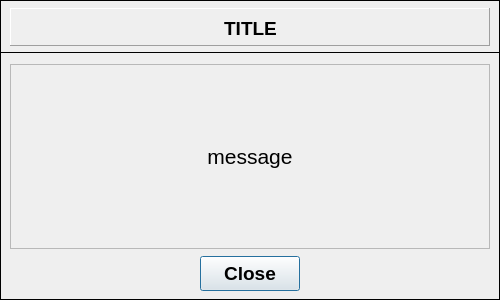
This is pulse/uix/user_input/ui/printMessages.ui in open-pulse/OpenPulse as Qt 5 draws it before an edit. The edited form follows.
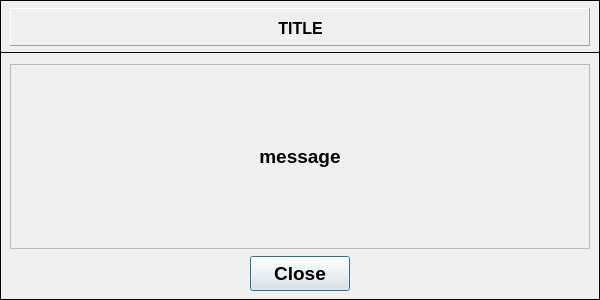
This is the edited form.

The edit to the form file:
```diff
--- a/pulse/uix/user_input/ui/printMessages.ui
+++ b/pulse/uix/user_input/ui/printMessages.ui
@@ -6,19 +6,19 @@
    <rect>
     <x>0</x>
     <y>0</y>
-    <width>500</width>
+    <width>600</width>
     <height>300</height>
    </rect>
   </property>
   <property name="minimumSize">
    <size>
-    <width>421</width>
+    <width>600</width>
     <height>300</height>
    </size>
   </property>
   <property name="maximumSize">
    <size>
-    <width>500</width>
+    <width>600</width>
     <height>300</height>
    </size>
   </property>
@@ -30,19 +30,19 @@
     <rect>
      <x>0</x>
      <y>52</y>
-     <width>500</width>
+     <width>600</width>
      <height>248</height>
     </rect>
    </property>
    <property name="minimumSize">
     <size>
-     <width>500</width>
+     <width>600</width>
      <height>248</height>
     </size>
    </property>
    <property name="maximumSize">
     <size>
-     <width>500</width>
+     <width>600</width>
      <height>248</height>
     </size>
    </property>
@@ -57,29 +57,29 @@
      <rect>
       <x>10</x>
       <y>12</y>
-      <width>480</width>
+      <width>580</width>
       <height>185</height>
      </rect>
     </property>
     <property name="minimumSize">
      <size>
-      <width>480</width>
+      <width>580</width>
       <height>185</height>
      </size>
     </property>
     <property name="maximumSize">
      <size>
-      <width>480</width>
+      <width>580</width>
       <height>185</height>
      </size>
     </property>
     <property name="font">
      <font>
       <family>Arial</family>
-      <pointsize>14</pointsize>
-      <weight>50</weight>
+      <pointsize>13</pointsize>
+      <weight>75</weight>
       <italic>false</italic>
-      <bold>false</bold>
+      <bold>true</bold>
      </font>
     </property>
     <property name="frameShape">
@@ -89,7 +89,7 @@
      <enum>QFrame::Sunken</enum>
     </property>
     <property name="text">
-     <string>&lt;html&gt;&lt;head/&gt;&lt;body&gt;&lt;p align=&quot;center&quot;&gt;&lt;span style=&quot; font-size:16pt;&quot;&gt;message&lt;/span&gt;&lt;/p&gt;&lt;/body&gt;&lt;/html&gt;</string>
+     <string>&lt;html&gt;&lt;head/&gt;&lt;body&gt;&lt;p align=&quot;center&quot;&gt;&lt;span style=&quot; font-size:14pt;&quot;&gt;message&lt;/span&gt;&lt;/p&gt;&lt;/body&gt;&lt;/html&gt;</string>
     </property>
     <property name="textFormat">
      <enum>Qt::AutoText</enum>
@@ -101,7 +101,7 @@
    <widget class="QPushButton" name="pushButton_close">
     <property name="geometry">
      <rect>
-      <x>200</x>
+      <x>250</x>
       <y>204</y>
       <width>100</width>
       <height>35</height>
@@ -132,19 +132,19 @@
     <rect>
      <x>0</x>
      <y>0</y>
-     <width>500</width>
+     <width>600</width>
      <height>53</height>
     </rect>
    </property>
    <property name="minimumSize">
     <size>
-     <width>500</width>
+     <width>600</width>
      <height>0</height>
     </size>
    </property>
    <property name="maximumSize">
     <size>
-     <width>500</width>
+     <width>600</width>
      <height>16777215</height>
     </size>
    </property>
@@ -159,10 +159,22 @@
      <rect>
       <x>10</x>
       <y>8</y>
-      <width>480</width>
+      <width>580</width>
       <height>38</height>
      </rect>
     </property>
+    <property name="minimumSize">
+     <size>
+      <width>580</width>
+      <height>0</height>
+     </size>
+    </property>
+    <property name="maximumSize">
+     <size>
+      <width>580</width>
+      <height>16777215</height>
+     </size>
+    </property>
     <property name="frameShape">
      <enum>QFrame::Panel</enum>
     </property>
@@ -174,21 +186,33 @@
       <rect>
        <x>4</x>
        <y>6</y>
-       <width>473</width>
+       <width>573</width>
        <height>29</height>
       </rect>
      </property>
+     <property name="minimumSize">
+      <size>
+       <width>573</width>
+       <height>0</height>
+      </size>
+     </property>
+     <property name="maximumSize">
+      <size>
+       <width>573</width>
+       <height>16777215</height>
+      </size>
+     </property>
      <property name="font">
       <font>
        <family>Arial</family>
-       <pointsize>14</pointsize>
+       <pointsize>13</pointsize>
        <weight>75</weight>
        <italic>false</italic>
        <bold>true</bold>
       </font>
      </property>
      <property name="text">
-      <string>&lt;html&gt;&lt;head/&gt;&lt;body&gt;&lt;p align=&quot;center&quot;&gt;&lt;span style=&quot; font-size:14pt;&quot;&gt;TITLE&lt;/span&gt;&lt;/p&gt;&lt;/body&gt;&lt;/html&gt;</string>
+      <string>&lt;html&gt;&lt;head/&gt;&lt;body&gt;&lt;p align=&quot;center&quot;&gt;&lt;span style=&quot; font-size:12pt;&quot;&gt;TITLE&lt;/span&gt;&lt;/p&gt;&lt;/body&gt;&lt;/html&gt;</string>
      </property>
      <property name="textFormat">
       <enum>Qt::AutoText</enum>
```
